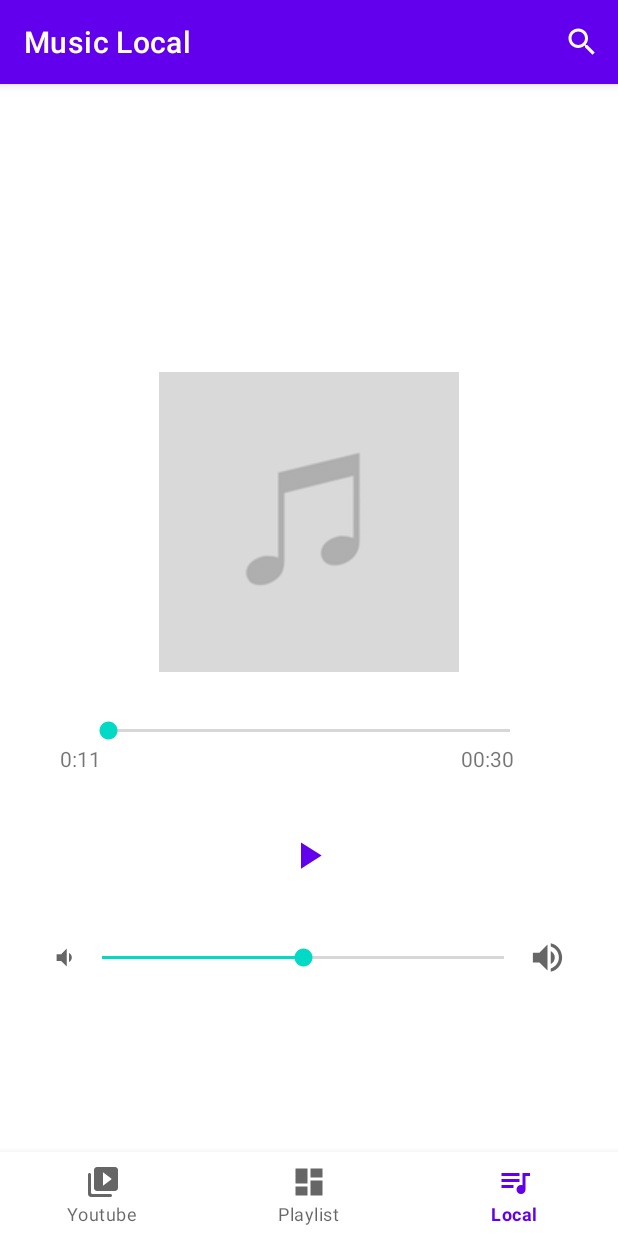
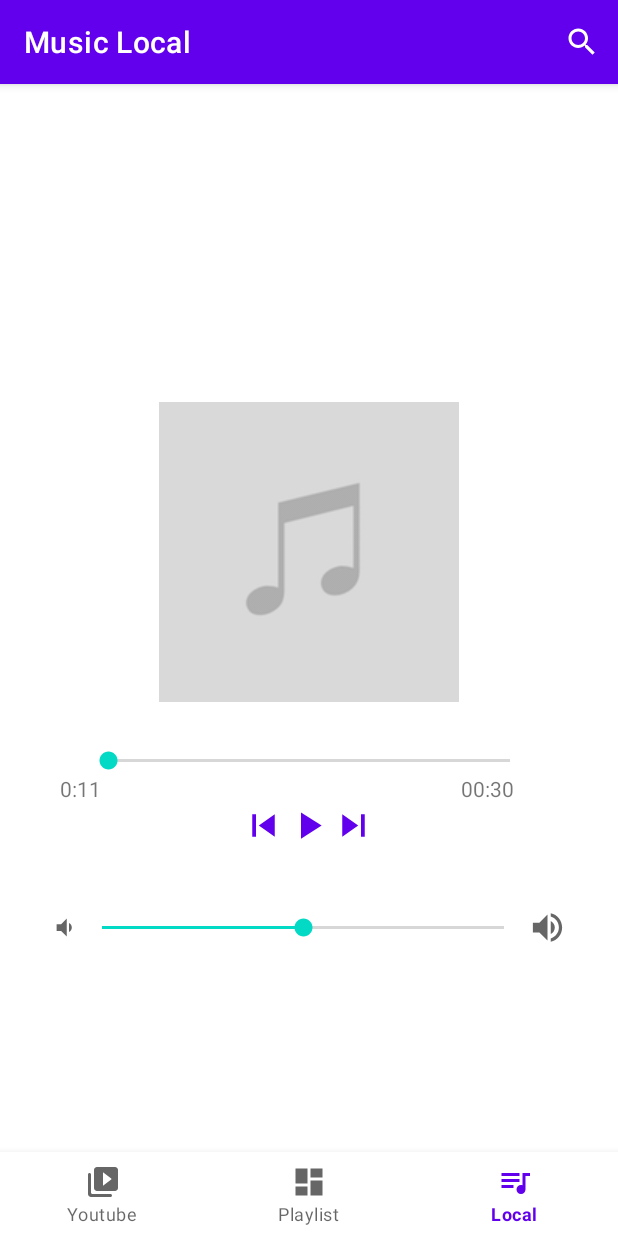
Before and after one commit to simonNolf/AmpConnect, an Android app: the LocalFragment screen opened through its navigation route, on a phone screen of 412 x 824 dp. Run offline under Robolectric (Android 15) with nearby library versions, the phone set to English and light mode, and no system bars; our stand-ins replace navigation-ui; pictures from the network do not load; 2 statements that could not run were skipped.

Commit message:
ajout de son d'image, titre de la musique

```diff
--- a/appli/app/build.gradle
+++ b/appli/app/build.gradle
@@ -15,7 +15,7 @@ android {
         versionCode 1
         versionName "1.0"
 
-        buildConfigField("String","YOUTUBE_API_KEY", '"AIzaSyDeBWH2aljVj-x3rCjf12vbjGpmoRiBm6Q"')
+        buildConfigField("String","YOUTUBE_API_KEY", '"ici clé"')
         testInstrumentationRunner "androidx.test.runner.AndroidJUnitRunner"
     }
 
--- a/appli/app/src/main/java/com/example/youtubeapikotlin/ui/local/LocalFragment.java
+++ b/appli/app/src/main/java/com/example/youtubeapikotlin/ui/local/LocalFragment.java
@@ -2,6 +2,7 @@ package com.example.youtubeapikotlin.ui.local;
 
 
 import android.annotation.SuppressLint;
+import android.icu.util.ICUUncheckedIOException;
 import android.media.MediaPlayer;
 import android.os.Bundle;
 import android.os.Handler;
@@ -9,6 +10,7 @@ import android.view.LayoutInflater;
 import android.view.View;
 import android.view.ViewGroup;
 import android.widget.Button;
+import android.widget.ImageView;
 import android.widget.SeekBar;
 import android.widget.TextView;
 
@@ -17,35 +19,49 @@ import androidx.fragment.app.Fragment;
 
 import com.example.youtubeapikotlin.R;
 
+import java.util.ArrayList;
 import java.util.concurrent.TimeUnit;
 
 
 public class LocalFragment extends Fragment {
 
 
-    Button play;
-    TextView playerDuration, playerposition;
+    Button play, next, previous;
+    TextView playerDuration, playerposition, titre;
+    ImageView image;
     SeekBar seekBar;
     MediaPlayer mediaplayer;
     Handler handler = new Handler();
     Runnable runnable;
+    MediaPlayer sound;
     int[] images = {R.drawable.play, R.drawable.pause};
     int i = 0;
+    int currentIndex = 0;
 
     @Override
     public View onCreateView(LayoutInflater inflater, ViewGroup container, Bundle savedInstanceState) {
         View rootView = inflater.inflate(R.layout.fragment_local, container, false);
         play = rootView.findViewById(R.id.playBtn);
+        next = rootView.findViewById(R.id.next);
+        previous = rootView.findViewById(R.id.previous);
+        image = rootView.findViewById(R.id.image);
         seekBar = rootView.findViewById(R.id.positionBar);
         mediaplayer = new MediaPlayer();
         playerposition = rootView.findViewById(R.id.elapsedTimeLabel);
         playerDuration = rootView.findViewById(R.id.remainingTimeLabel);
-        final MediaPlayer sound = MediaPlayer.create(getActivity(), R.raw.song);
+        titre = rootView.findViewById(R.id.titre);
+        ArrayList<Integer> songs = new ArrayList<>();
+
+        songs.add(0,R.raw.song);
+        songs.add(1, R.raw.thunder);
+        songs.add(2,R.raw.enemy);
+        sound = MediaPlayer.create(getActivity(), songs.get(currentIndex));
         runnable = new Runnable() {
             @Override
             public void run() {
                 seekBar.setProgress(sound.getCurrentPosition());
                 handler.postDelayed(this, 500);
+
             }
         };
         int duration = sound.getDuration();
@@ -88,6 +104,7 @@ public class LocalFragment extends Fragment {
                 sound.setLooping(true);
                 handler.postDelayed(runnable, 0);
                 sound.start();
+                songNames();
                 play.setBackgroundResource(images[i]);
                 i++;
                 if (i == 2) {
@@ -99,6 +116,49 @@ public class LocalFragment extends Fragment {
                 }
             }
 
+
+        });
+        next.setOnClickListener(new View.OnClickListener() {
+            @Override
+            public void onClick(View v) {
+                if(sound!=null){
+                    play.setBackgroundResource(images[1]);
+                    i = 0;
+                }
+                if(currentIndex < songs.size() - 1){
+                    currentIndex ++;
+                }else
+                {
+                    currentIndex = 0;
+                }
+                if (sound.isPlaying()){
+                    sound.stop();
+                }
+                sound = MediaPlayer.create(getActivity(),songs.get(currentIndex));
+                sound.start();
+                songNames();
+
+            }
+        });
+        previous.setOnClickListener(new View.OnClickListener() {
+            @Override
+            public void onClick(View v) {
+                if (sound!=null){
+                    play.setBackgroundResource(images[1]);
+                    i = 0;
+                }
+                if (currentIndex>0){
+                    currentIndex--;
+                }else{
+                    currentIndex = songs.size() -1;
+                }
+                if (sound.isPlaying()){
+                    sound.stop();
+                }
+                sound = MediaPlayer.create(getActivity(),songs.get(currentIndex));
+                sound.start();
+                songNames();
+            }
         });
 
 
@@ -114,4 +174,18 @@ public class LocalFragment extends Fragment {
                          - TimeUnit.MINUTES.toSeconds(TimeUnit.MILLISECONDS.toMinutes(duration)));
     }
 
+    private void songNames(){
+        if (currentIndex == 0){
+             titre.setText("test");
+             image.setImageResource(R.drawable.sablier);
+        }
+        if (currentIndex == 1){
+            titre.setText("imagine Dragon - Thunder");
+            image.setImageResource(R.drawable.thunder);
+        }
+        if (currentIndex == 2){
+            titre.setText("imagine Dragon - Enemy");
+            image.setImageResource(R.drawable.enemy);
+        }
+    }
 }
--- /dev/null
+++ b/appli/app/src/main/res/drawable/ic_baseline_skip_next_24.xml
@@ -0,0 +1,10 @@
+<vector xmlns:android="http://schemas.android.com/apk/res/android"
+    android:width="24dp"
+    android:height="24dp"
+    android:viewportWidth="24"
+    android:viewportHeight="24"
+    android:tint="?attr/colorControlNormal">
+  <path
+      android:fillColor="@android:color/white"
+      android:pathData="M6,18l8.5,-6L6,6v12zM16,6v12h2V6h-2z"/>
+</vector>
--- /dev/null
+++ b/appli/app/src/main/res/drawable/ic_baseline_skip_previous_24.xml
@@ -0,0 +1,10 @@
+<vector xmlns:android="http://schemas.android.com/apk/res/android"
+    android:width="24dp"
+    android:height="24dp"
+    android:viewportWidth="24"
+    android:viewportHeight="24"
+    android:tint="?attr/colorControlNormal">
+  <path
+      android:fillColor="@android:color/white"
+      android:pathData="M6,6h2v12L6,18zM9.5,12l8.5,6L18,6z"/>
+</vector>
--- a/appli/app/src/main/res/layout/fragment_local.xml
+++ b/appli/app/src/main/res/layout/fragment_local.xml
@@ -1,74 +1,95 @@
 <?xml version="1.0" encoding="utf-8"?>
-<LinearLayout
-    xmlns:android="http://schemas.android.com/apk/res/android"
+<LinearLayout xmlns:android="http://schemas.android.com/apk/res/android"
+    xmlns:app="http://schemas.android.com/apk/res-auto"
     xmlns:tools="http://schemas.android.com/tools"
-    xmlns:app="http://schemas.android.com/apk/res-auto"
     android:layout_width="match_parent"
     android:layout_height="match_parent"
-    tools:context=".ui.local.LocalFragment"
+    android:gravity="center"
     android:orientation="vertical"
-    android:gravity="center">
+    tools:context=".ui.local.LocalFragment">
 
     <TextView
+        android:id="@+id/titre"
+        android:layout_width="wrap_content"
+        android:layout_height="wrap_content" />
+
+    <ImageView
+        android:id="@+id/image"
         android:layout_width="wrap_content"
         android:layout_height="wrap_content"
-        android:id="@+id/textNotifications"/>
-    <ImageView
-        android:layout_width="wrap_content"
-        android:layout_height="wrap_content"
-        android:src="@drawable/image"/>
+        android:src="@drawable/image" />
 
     <SeekBar
         android:id="@+id/positionBar"
         android:layout_width="300dp"
         android:layout_height="wrap_content"
-        android:layout_marginTop="30dp"/>
+        android:layout_marginTop="30dp" />
 
     <LinearLayout
         android:layout_width="match_parent"
         android:layout_height="wrap_content">
+
         <TextView
             android:id="@+id/elapsedTimeLabel"
             android:layout_width="wrap_content"
             android:layout_height="wrap_content"
-            android:text="0:11"
-            android:layout_marginLeft="40dp"/>
+            android:layout_marginLeft="40dp"
+            android:text="0:11" />
 
         <TextView
             android:id="@+id/remainingTimeLabel"
             android:layout_width="wrap_content"
             android:layout_height="wrap_content"
-            android:text="-1:11"
-            android:layout_marginLeft="240dp"/>
+            android:layout_marginLeft="240dp"
+            android:text="-1:11" />
     </LinearLayout>
 
-    <Button
-        android:id="@+id/playBtn"
-        android:layout_width="30dp"
-        android:layout_height="30dp"
-        android:background="@drawable/play"
-        android:layout_marginTop="40dp"
-        android:onClick="playBtnClick"/>
+    <LinearLayout
+        android:layout_width="wrap_content"
+        android:layout_height="wrap_content">
+
+        <Button
+            android:id="@+id/previous"
+            android:layout_width="30dp"
+            android:layout_height="30dp"
+            android:background="@drawable/ic_baseline_skip_previous_24" />
+
+        <Button
+            android:id="@+id/playBtn"
+            android:layout_width="30dp"
+            android:layout_height="30dp"
+            android:background="@drawable/play"
+            android:onClick="playBtnClick" />
+
+        <Button
+            android:id="@+id/next"
+            android:layout_width="30dp"
+            android:layout_height="30dp"
+            android:background="@drawable/ic_baseline_skip_next_24" />
+    </LinearLayout>
 
     <LinearLayout
         android:layout_width="match_parent"
         android:layout_height="wrap_content"
-        android:orientation="horizontal"
         android:layout_marginTop="40dp"
-        android:gravity="center">
+        android:gravity="center"
+        android:orientation="horizontal">
+
         <ImageView
             android:layout_width="18dp"
             android:layout_height="18dp"
-            android:src="@drawable/volume_down"/>
+            android:src="@drawable/volume_down" />
+
         <SeekBar
             android:id="@+id/volumeBar"
             android:layout_width="300dp"
             android:layout_height="wrap_content"
-            android:progress="50"
-            android:max="100"/>
+            android:max="100"
+            android:progress="50" />
+
         <ImageView
             android:layout_width="26dp"
             android:layout_height="26dp"
-            android:src="@drawable/volume_up"/>
+            android:src="@drawable/volume_up" />
     </LinearLayout>
 </LinearLayout>
```
Also changed, not shown: appli/app/src/main/res/drawable-v24/enemy.jpg (added), appli/app/src/main/res/drawable-v24/sablier.jpg (added), appli/app/src/main/res/drawable-v24/test.jpg (added), appli/app/src/main/res/drawable-v24/thunder.jpg (added), 2 other files.
